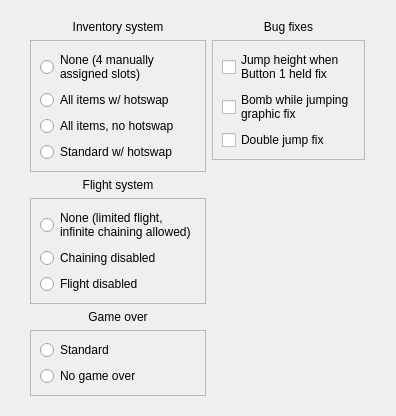
Qt form libtales-qt/talesqtenhancementseditor.ui (suppertails66/tales) before a commit.
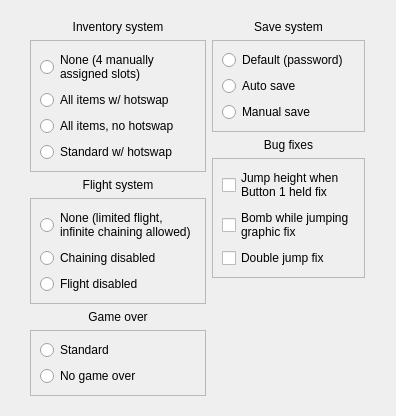
The same form after that commit.

Commit message: Integrate save hacks into UI

```diff
--- a/libtales-qt/talesqtenhancementseditor.ui
+++ b/libtales-qt/talesqtenhancementseditor.ui
@@ -13,7 +13,7 @@
   <property name="windowTitle">
    <string>Form</string>
   </property>
-  <layout class="QVBoxLayout" name="verticalLayout_11">
+  <layout class="QVBoxLayout" name="verticalLayout_13">
    <item>
     <spacer name="verticalSpacer_6">
      <property name="orientation">
@@ -274,6 +274,53 @@
           </item>
           <item>
            <layout class="QVBoxLayout" name="verticalLayout_8">
+            <item>
+             <layout class="QVBoxLayout" name="verticalLayout_12">
+              <item>
+               <widget class="QLabel" name="label_5">
+                <property name="text">
+                 <string>Save system</string>
+                </property>
+                <property name="alignment">
+                 <set>Qt::AlignCenter</set>
+                </property>
+               </widget>
+              </item>
+              <item>
+               <widget class="QFrame" name="frame_5">
+                <property name="frameShape">
+                 <enum>QFrame::StyledPanel</enum>
+                </property>
+                <property name="frameShadow">
+                 <enum>QFrame::Raised</enum>
+                </property>
+                <layout class="QVBoxLayout" name="verticalLayout_11">
+                 <item>
+                  <widget class="QRadioButton" name="saveHackOffBox">
+                   <property name="text">
+                    <string>Default (password)</string>
+                   </property>
+                  </widget>
+                 </item>
+                 <item>
+                  <widget class="QRadioButton" name="autoSaveHackOnBox">
+                   <property name="text">
+                    <string>Auto save</string>
+                   </property>
+                  </widget>
+                 </item>
+                 <item>
+                  <widget class="QRadioButton" name="manualSaveHackOnBox">
+                   <property name="text">
+                    <string>Manual save</string>
+                   </property>
+                  </widget>
+                 </item>
+                </layout>
+               </widget>
+              </item>
+             </layout>
+            </item>
             <item>
              <layout class="QVBoxLayout" name="verticalLayout_2">
               <item>
```
The commit also changes 5 other files.
